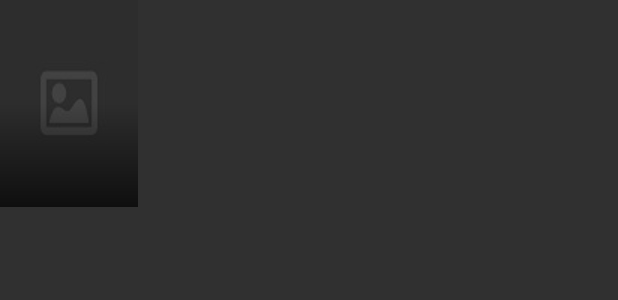
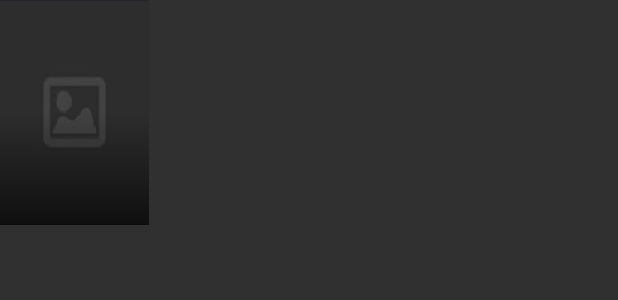
Before and after one commit to aman3095/Moovi, an Android app: the layout grid_item.xml on its own in the app's theme, with its tools: preview values and no code run, on a phone screen of 412 x 824 dp. Shown: the top 300 px of the screen. Run offline under Robolectric (Android 15) with nearby library versions, the phone set to English and light mode, and no system bars.

Commit message:
Fixed size issues with placeholder image

```diff
--- a/app/src/main/java/com/amanpreetsingh/moovi/adapters/MovieGridAdapter.java
+++ b/app/src/main/java/com/amanpreetsingh/moovi/adapters/MovieGridAdapter.java
@@ -71,8 +71,6 @@ public class MovieGridAdapter extends BaseAdapter {
                 .placeholder(R.drawable.image_placeholder)
                 .into(holder.image);
 
-        Log.d("Aman", "height = "+holder.image.getMeasuredHeight());
-
         return convertView;
     }
 
--- a/app/src/main/java/com/amanpreetsingh/moovi/fragments/MoviesFragment.java
+++ b/app/src/main/java/com/amanpreetsingh/moovi/fragments/MoviesFragment.java
@@ -75,7 +75,6 @@ public class MoviesFragment extends Fragment {
             return;
         }
         ArrayList<Movie> list = (ArrayList<Movie>) data;
-        Log.d(TAG, "List = "+list);
         gridView.setAdapter(new MovieGridAdapter(getActivity(), list));
         progressBar.setVisibility(View.GONE);
         gridView.setVisibility(View.VISIBLE);
--- a/app/src/main/res/layout/grid_item.xml
+++ b/app/src/main/res/layout/grid_item.xml
@@ -8,6 +8,7 @@
         android:id="@+id/image"
         android:layout_width="fill_parent"
         android:layout_height="fill_parent"
+        android:maxHeight="150dp"
         android:maxWidth="100dp"
         android:layout_gravity="center"
         android:scaleType="fitCenter"
```
Also changed, not shown: app/src/main/res/drawable/image_placeholder.jpg.
